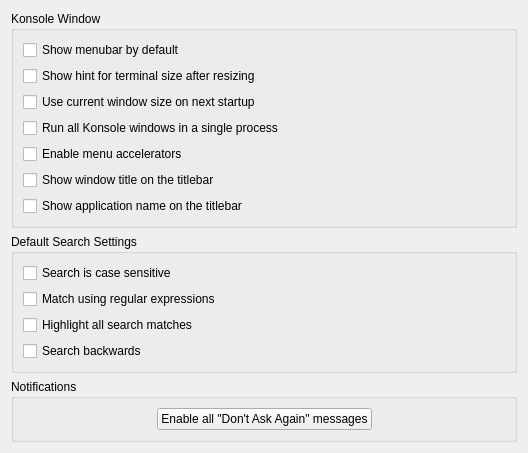
First picture: the form in src/settings/GeneralSettings.ui, repository KDE/konsole, before the edit.
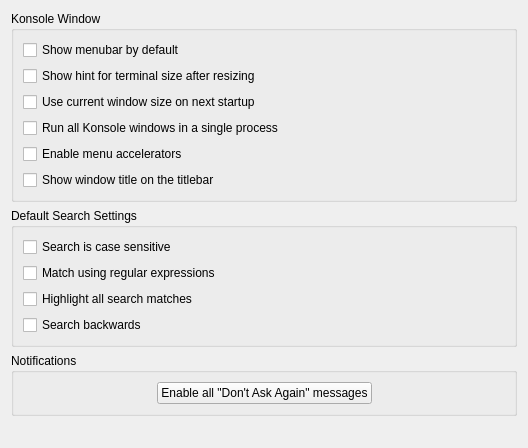
Second picture: the form after the edit.

Commit message:
Remove option to hide application name from titlebar
Summary:
Since the application name is added by Qt, it is no longer
possible to remove the trailing '- Konsole' so the GUI
option is obsolete.

FIXED-IN: 19.03

Test Plan:
Change settings for existing Konsole and notice that the checkbox
doesn't change anything. After applying this the checkbox should
be removed.

Reviewers: #konsole, konsole-devel, hindenburg

Reviewed By: #konsole, hindenburg

Subscribers: konsole-devel

Tags: #konsole

```diff
--- a/src/settings/GeneralSettings.ui
+++ b/src/settings/GeneralSettings.ui
@@ -112,19 +112,6 @@
           </property>
          </widget>
         </item>
-        <item row="6" column="0">
-         <widget class="QCheckBox" name="kcfg_ShowAppNameOnTitleBar">
-          <property name="sizePolicy">
-           <sizepolicy hsizetype="Preferred" vsizetype="Fixed">
-            <horstretch>0</horstretch>
-            <verstretch>0</verstretch>
-           </sizepolicy>
-          </property>
-          <property name="text">
-           <string>Show application name on the titlebar</string>
-          </property>
-         </widget>
-        </item>
        </layout>
       </widget>
      </item>
```
The commit also changes 2 other files.
